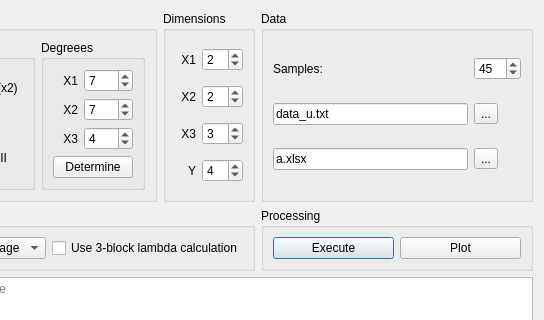
Qt form lab_3/main_window.ui (fatvlady/sys-an-labs) before a commit; both pictures show x 136 to 680 and y 0 to 320 of the 680 by 600 pixel window.
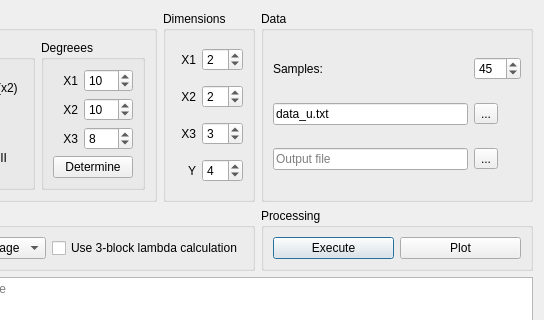
The same form after that commit.

What changed in the file:
```diff
--- a/lab_3/main_window.ui
+++ b/lab_3/main_window.ui
@@ -113,7 +113,7 @@
          <item row="2" column="1">
           <widget class="QSpinBox" name="x3_deg">
            <property name="value">
-            <number>4</number>
+            <number>8</number>
            </property>
           </widget>
          </item>
@@ -130,7 +130,7 @@
          <item row="1" column="1">
           <widget class="QSpinBox" name="x2_deg">
            <property name="value">
-            <number>7</number>
+            <number>10</number>
            </property>
           </widget>
          </item>
@@ -147,7 +147,7 @@
          <item row="0" column="1">
           <widget class="QSpinBox" name="x1_deg">
            <property name="value">
-            <number>7</number>
+            <number>10</number>
            </property>
           </widget>
          </item>
@@ -327,7 +327,7 @@
       <item row="2" column="0">
        <widget class="QLineEdit" name="line_output">
         <property name="text">
-         <string>a.xlsx</string>
+         <string/>
         </property>
         <property name="placeholderText">
          <string>Output file</string>
```
